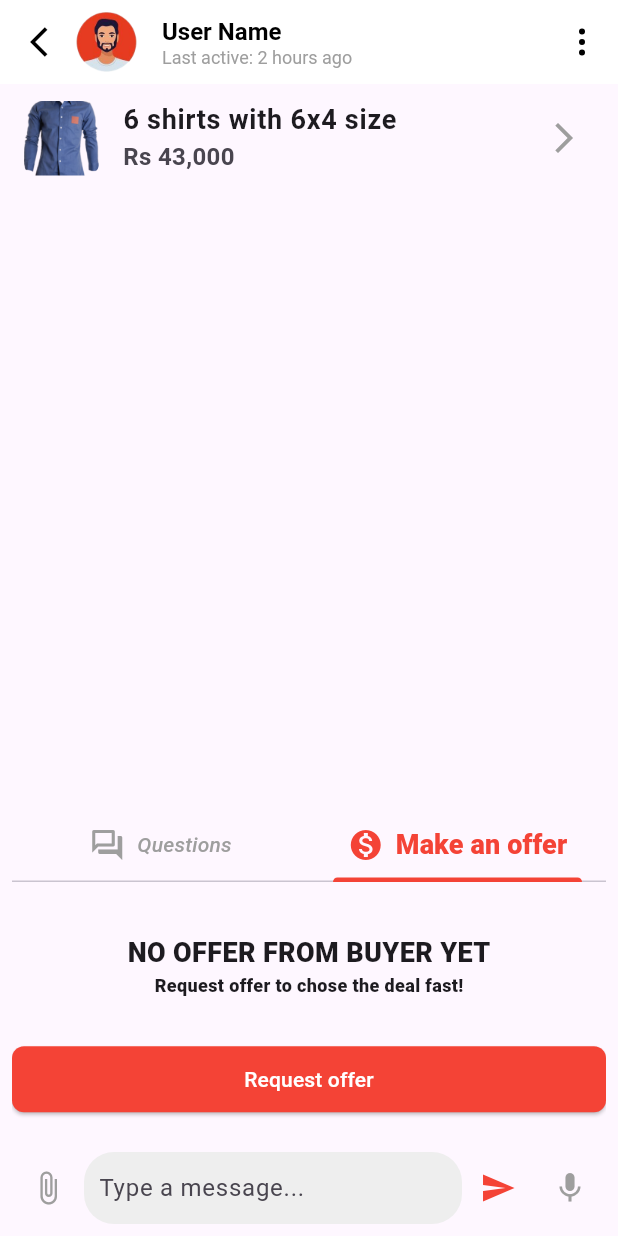
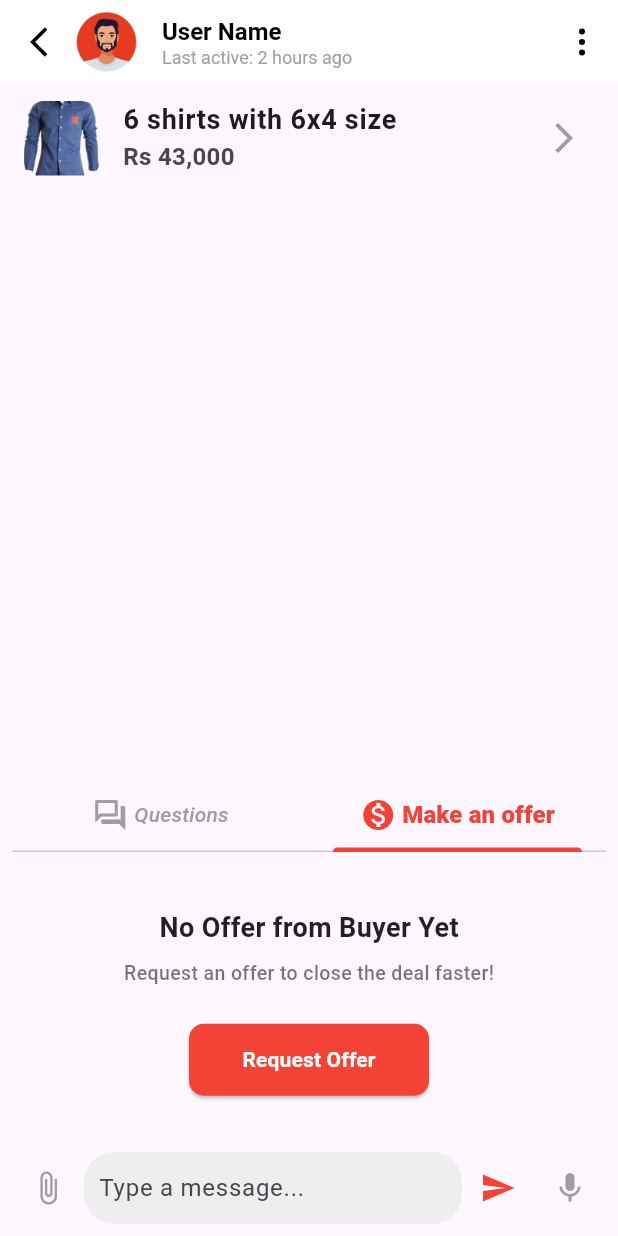
Before and after one commit to Axfal/add_first, a Flutter app: the ChatScreen screen opened directly, tab 2 chosen, on a phone screen of 412 x 824 dp. Run offline on Flutter 3.47's test engine with Material 3 defaults, Android fonts, the phone set to English and light mode, and no system bars; our stand-ins replace cached_network_image, carousel_slider, country_code_picker, flutter_screenutil, flutter_svg, font_awesome_flutter and 6 more; accounts and stored records are empty.

Commit message:
chat screen ui design setting

```diff
--- a/lib/Screens/Chats/chat_screen/chat_screen.dart
+++ b/lib/Screens/Chats/chat_screen/chat_screen.dart
@@ -132,7 +132,8 @@ class ChatScreenState extends State<ChatScreen> {
           ),
         ],
       ),
-      body: Stack(
+      body: SafeArea(
+        child: Stack(
           children: [
             Column(
               children: [
@@ -213,7 +214,7 @@ class ChatScreenState extends State<ChatScreen> {
                               ),
                               labelStyle: TextStyle(
                                   fontWeight: FontWeight.w900,
-                                fontSize: 18,
+                                  fontSize: 16,
                                   color: AppColor.primaryColor),
                               tabs: [
                                 Tab(
@@ -221,9 +222,7 @@ class ChatScreenState extends State<ChatScreen> {
                                     mainAxisAlignment: MainAxisAlignment.center,
                                     children: [
                                       Icon(Icons.question_answer_outlined),
-                                    SizedBox(
-                                        width:
-                                            8), // Optional space between the icon and text
+                                      SizedBox(width: 4),
                                       Text('Questions'),
                                     ],
                                   ),
@@ -233,7 +232,7 @@ class ChatScreenState extends State<ChatScreen> {
                                     mainAxisAlignment: MainAxisAlignment.center,
                                     children: [
                                       Icon(Icons.monetization_on),
-                                    SizedBox(width: 8),
+                                      SizedBox(width: 4),
                                       Text('Make an offer'),
                                     ],
                                   ),
@@ -241,86 +240,110 @@ class ChatScreenState extends State<ChatScreen> {
                               ],
                             ),
                             Container(
-                            height: 180,
+                              height: 200,
+                              padding: const EdgeInsets.all(12.0),
                               child: TabBarView(
                                 children: [
-                                Padding(
-                                  padding: const EdgeInsets.all(8.0),
-                                  child: Container(
-                                    padding: EdgeInsets.symmetric(horizontal: 8),
+                                  /// First Tab - Chat Info
+                                  Container(
+                                    padding: const EdgeInsets.all(16),
                                     decoration: BoxDecoration(
-                                      color: Colors.red.withValues(alpha: 0.2),
+                                      color: Colors.red.withValues(alpha: 0.05),
+                                      borderRadius: BorderRadius.circular(12),
                                     ),
                                     child: Row(
+                                      crossAxisAlignment:
+                                          CrossAxisAlignment.start,
                                       children: [
-                                        Column(
-                                          mainAxisAlignment: MainAxisAlignment.center,
-                                          crossAxisAlignment: CrossAxisAlignment.start,
+                                        // Text Content
+                                        Expanded(
+                                          child: Column(
+                                            crossAxisAlignment:
+                                                CrossAxisAlignment.start,
                                             children: [
                                               Text(
                                                 'Chat to know more!',
                                                 style: TextStyle(
-                                                fontWeight: FontWeight.w800,
                                                   fontSize: 18,
+                                                  fontWeight: FontWeight.bold,
+                                                  color: Colors.black87,
                                                 ),
                                               ),
+                                              const SizedBox(height: 6),
                                               Text(
-                                              'Close the ideal faster by asking more \n about the product or person.',
+                                                'Close the deal faster by asking\nmore about the product or person.',
                                                 style: TextStyle(
+                                                  fontSize: 14,
                                                   fontWeight: FontWeight.w500,
-                                                fontSize: 14,
+                                                  color: Colors.black54,
                                                 ),
                                               ),
                                             ],
                                           ),
-                                        Image.asset(
+                                        ),
+                                        // Image
+                                        SizedBox(
+                                          width: 80,
+                                          height: 80,
+                                          child: Image.asset(
                                             'assets/images/message.png',
-                                          width: 100,
+                                            fit: BoxFit.contain,
+                                          ),
                                         ),
                                       ],
                                     ),
                                   ),
-                                ),
 
+                                  /// Second Tab - No Offer
                                   Column(
                                     mainAxisAlignment: MainAxisAlignment.center,
                                     children: [
-                                    SizedBox(height: 10),
                                       Text(
-                                      "NO OFFER FROM BUYER YET",
+                                        "No Offer from Buyer Yet",
                                         style: TextStyle(
                                           fontSize: 18,
-                                          fontWeight: FontWeight.w800),
+                                          fontWeight: FontWeight.bold,
+                                          color: Colors.black87,
                                         ),
+                                      ),
+                                      const SizedBox(height: 8),
                                       Text(
-                                      "Request offer to chose the deal fast!",
+                                        "Request an offer to close the deal faster!",
                                         style: TextStyle(
-                                          fontSize: 12,
-                                          fontWeight: FontWeight.w800),
+                                          fontSize: 13,
+                                          fontWeight: FontWeight.w500,
+                                          color: Colors.black54,
                                         ),
-                                    SizedBox(height: 30),
-                                    ElevatedButton(
+                                      ),
+                                      const SizedBox(height: 24),
+                                      SizedBox(
+                                        width: 160,
+                                        child: ElevatedButton(
                                           onPressed: () {},
                                           style: ElevatedButton.styleFrom(
                                             backgroundColor:
                                                 AppColor.primaryColor,
-                                          padding: EdgeInsets.symmetric(
-                                              vertical: 12),
+                                            padding: const EdgeInsets.symmetric(
+                                                vertical: 14),
                                             shape: RoundedRectangleBorder(
                                               borderRadius:
-                                                BorderRadius.circular(8),
+                                                  BorderRadius.circular(10),
                                             ),
                                           ),
-                                        child: Center(
                                           child: Text(
-                                          'Request offer',
-                                          style: TextStyle(color: Colors.white),
-                                        )))
-                                  ],
-                                )
+                                            'Request Offer',
+                                            style: TextStyle(
+                                              color: Colors.white,
+                                              fontWeight: FontWeight.w600,
+                                            ),
+                                          ),
+                                        ),
+                                      ),
                                     ],
                                   ),
+                                ],
                               ),
+                            )
                           ],
                         ),
                       ),
@@ -382,6 +405,7 @@ class ChatScreenState extends State<ChatScreen> {
                       ),
                     ],
                   ),
+                  child: SafeArea(
                     child: Column(
                       mainAxisAlignment: MainAxisAlignment.center,
                       children: [
@@ -466,10 +490,13 @@ class ChatScreenState extends State<ChatScreen> {
                     ),
                   ),
                 ),
+              ),
           ],
+        ),
       ),
     );
   }
+
   Widget questionsButton(String text) {
     return Container(
       padding: EdgeInsets.symmetric(horizontal: 16, vertical: 8),
@@ -486,4 +513,5 @@ class ChatScreenState extends State<ChatScreen> {
         ),
       ),
     );
-  }}
+  }
+}
```
Lines whose indentation alone changed are shown as unchanged.
